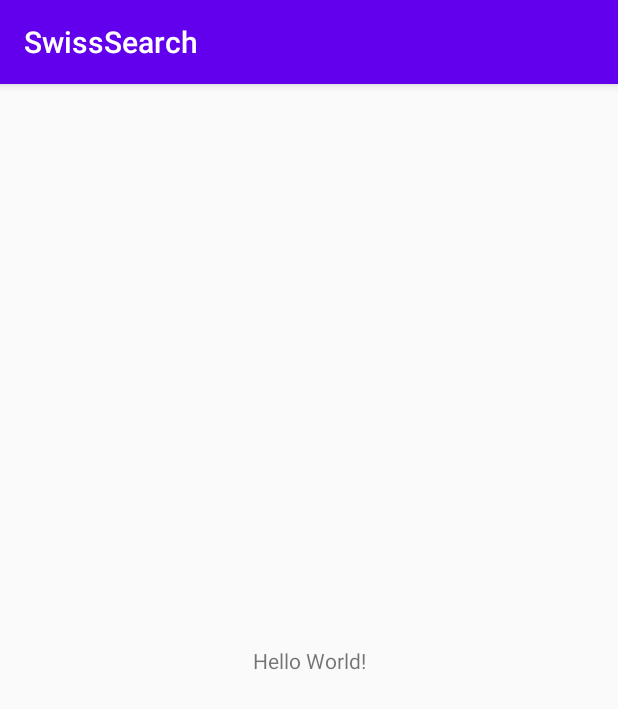
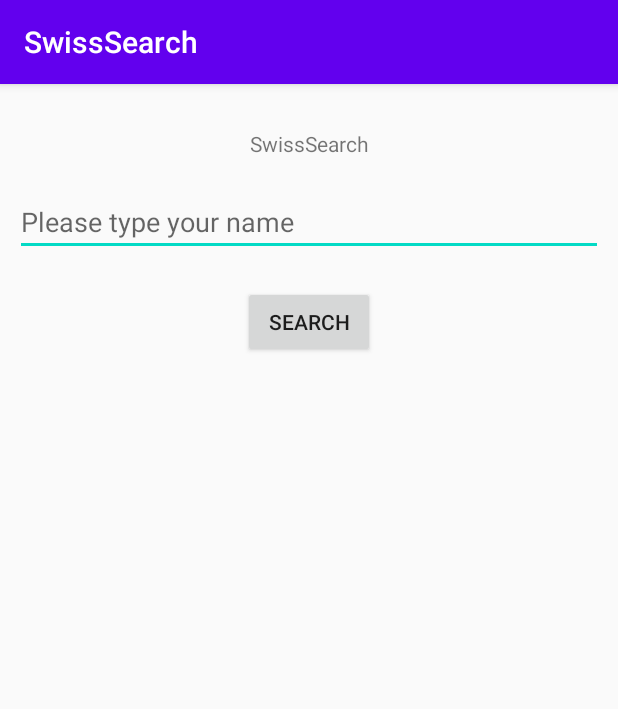
Before and after one commit to toshyjoe/android-first-project, an Android app: the screen it shows after launch (MainActivity), on a phone screen of 412 x 824 dp. Shown: the top 709 px of the screen. Run offline under Robolectric (Android 15) with nearby library versions, the phone set to English and light mode, and no system bars.

Commit message:
New branch

```diff
--- a/app/build.gradle
+++ b/app/build.gradle
@@ -30,6 +30,7 @@ dependencies {
     implementation 'androidx.core:core-ktx:1.3.2'
     implementation 'androidx.appcompat:appcompat:1.2.0'
     implementation 'androidx.constraintlayout:constraintlayout:2.0.4'
+    implementation 'com.google.android.material:material:1.2.1'
     testImplementation 'junit:junit:4.12'
     androidTestImplementation 'androidx.test.ext:junit:1.1.2'
     androidTestImplementation 'androidx.test.espresso:espresso-core:3.3.0'
--- a/app/src/main/AndroidManifest.xml
+++ b/app/src/main/AndroidManifest.xml
@@ -1,6 +1,7 @@
 <?xml version="1.0" encoding="utf-8"?>
 <manifest xmlns:android="http://schemas.android.com/apk/res/android"
     package="ch.hearc.masrad.swisssearch">
+    <uses-permission android:name="android.permission.INTERNET"></uses-permission>
 
     <application
         android:allowBackup="true"
@@ -9,6 +10,7 @@
         android:roundIcon="@mipmap/ic_launcher_round"
         android:supportsRtl="true"
         android:theme="@style/AppTheme">
+        <activity android:name=".ListActivity"></activity>
         <activity android:name=".MainActivity">
             <intent-filter>
                 <action android:name="android.intent.action.MAIN" />
--- a/app/src/main/res/layout/activity_main.xml
+++ b/app/src/main/res/layout/activity_main.xml
@@ -7,12 +7,38 @@
     tools:context=".MainActivity">
 
     <TextView
+        android:id="@+id/activity_main_greeting_txt"
         android:layout_width="wrap_content"
         android:layout_height="wrap_content"
-        android:text="Hello World!"
-        app:layout_constraintBottom_toBottomOf="parent"
+        android:layout_margin="10dp"
+        android:layout_marginTop="150dp"
+        android:padding="20dp"
+        android:text="SwissSearch"
         app:layout_constraintLeft_toLeftOf="parent"
         app:layout_constraintRight_toRightOf="parent"
         app:layout_constraintTop_toTopOf="parent" />
 
+    <EditText
+        android:id="@+id/activity_main_name_input"
+        android:layout_width="match_parent"
+        android:layout_height="wrap_content"
+        android:layout_marginStart="10dp"
+        android:layout_marginEnd="10dp"
+        app:layout_constraintTop_toBottomOf="@id/activity_main_greeting_txt"
+        android:hint="Please type your name"/>
+
+    <Button
+        android:id="@+id/activity_main_search_btn"
+        android:layout_width="wrap_content"
+        android:layout_height="wrap_content"
+        android:layout_marginTop="20dp"
+        android:layout_gravity="center_horizontal"
+        android:onClick="search"
+        app:layout_constraintTop_toBottomOf="@id/activity_main_name_input"
+        app:layout_constraintLeft_toLeftOf="parent"
+        app:layout_constraintRight_toRightOf="parent"
+        android:text="Search"/>
+
+
+
 </androidx.constraintlayout.widget.ConstraintLayout>
--- a/build.gradle
+++ b/build.gradle
@@ -6,7 +6,7 @@ buildscript {
         jcenter()
     }
     dependencies {
-        classpath "com.android.tools.build:gradle:4.0.1"
+        classpath 'com.android.tools.build:gradle:4.1.1'
         classpath "org.jetbrains.kotlin:kotlin-gradle-plugin:$kotlin_version"
 
         // NOTE: Do not place your application dependencies here; they belong
```
Also changed, not shown: app/src/main/java/ch/hearc/masrad/swisssearch/ListActivity.kt (added, +11 -0 lines), app/src/main/java/ch/hearc/masrad/swisssearch/MainActivity.kt (+154 -1 lines), app/src/main/res/layout/activity_list.xml (added, +34 -0 lines), gradle/wrapper/gradle-wrapper.properties.
